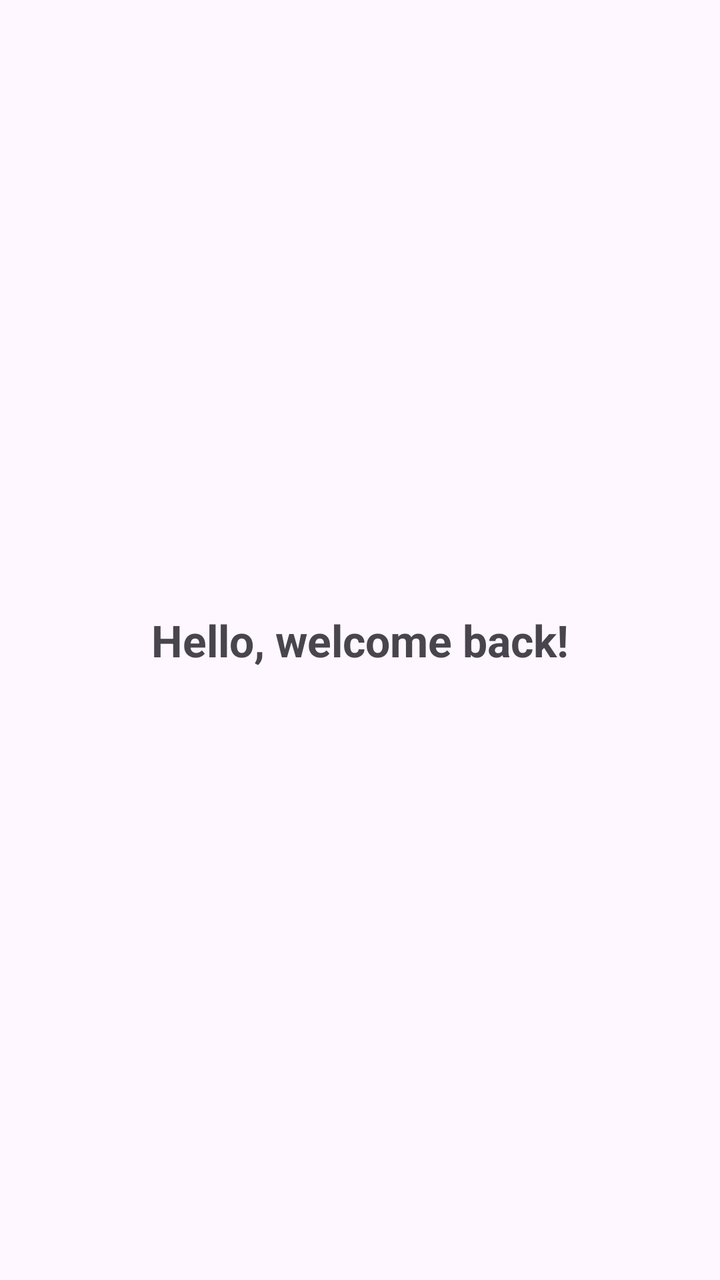
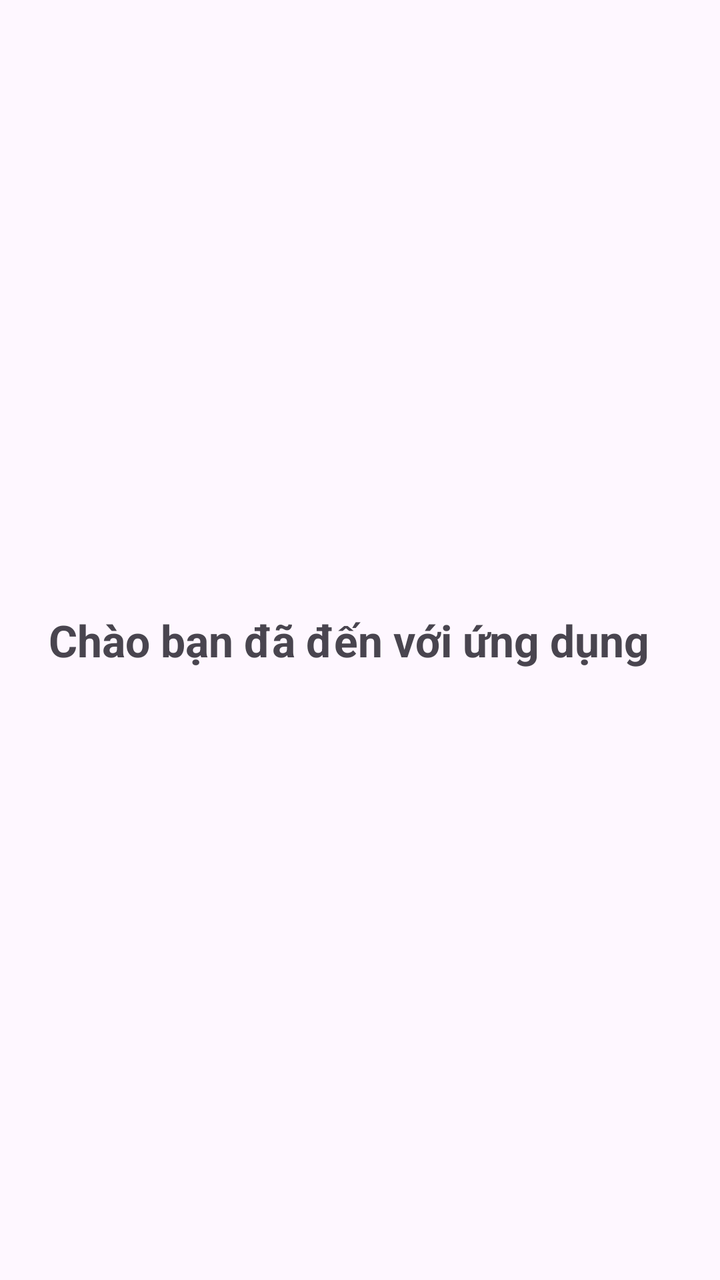

An Android layout rendered at two revisions. The XML below is the earlier revision; the diff shows what the commit changed to produce the second picture.
<!-- AndroidManifest.xml: application theme Theme.BaiTapMobile -->
<!-- res/layout/activity_home.xml -->
<?xml version="1.0" encoding="utf-8"?>
<LinearLayout xmlns:android="http://schemas.android.com/apk/res/android"
    android:layout_width="match_parent"
    android:layout_height="match_parent"
    android:gravity="center"
    android:orientation="vertical"
    android:padding="20dp">

    <TextView
        android:id="@+id/tvHello"
        android:layout_width="wrap_content"
        android:layout_height="wrap_content"
        android:text="Hello, welcome back!"
        android:textSize="22sp"
        android:textStyle="bold"/>
</LinearLayout>
<!-- resources referenced by this layout -->
<resources>
  <style name="Theme.BaiTapMobile" parent="Base.Theme.BaiTapMobile" />
  <style name="Base.Theme.BaiTapMobile" parent="Theme.Material3.DayNight.NoActionBar">
          
          
      </style>
</resources>

<!-- the commit's change to res/layout/activity_home.xml (unified diff, before → after) -->
@@ -10,7 +10,7 @@
         android:id="@+id/tvHello"
         android:layout_width="wrap_content"
         android:layout_height="wrap_content"
-        android:text="Hello, welcome back!"
+        android:text="Chào bạn đã đến với ứng dụng  "
         android:textSize="22sp"
         android:textStyle="bold"/>
 </LinearLayout>
